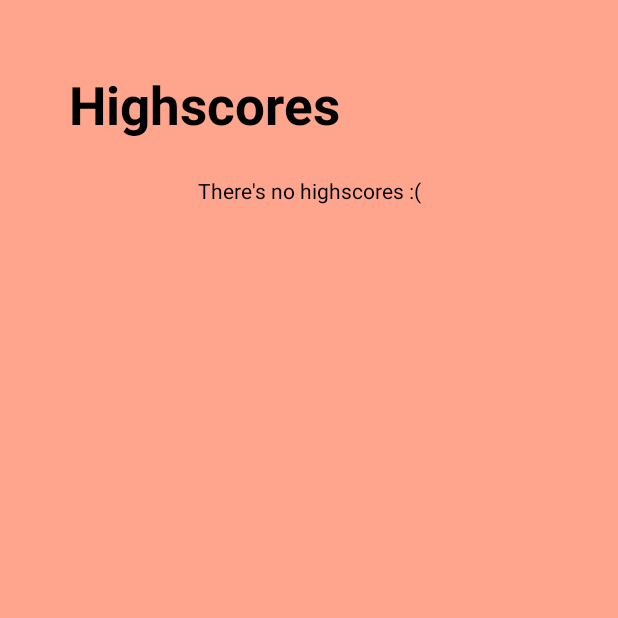
After one commit to ErikCronin/EducationalApp, an Android app: the HighscoreActivity screen opened directly, with no data from a screen before it, on a phone screen of 412 x 824 dp, the top half of it. The commit adds this screen. Run offline under Robolectric (Android 15) with nearby library versions, the phone set to English and light mode, and no system bars.

Commit message:
added highscore activity

```diff
--- a/app/build.gradle
+++ b/app/build.gradle
@@ -28,6 +28,7 @@ dependencies {
 
     implementation 'androidx.appcompat:appcompat:1.1.0'
     implementation 'androidx.constraintlayout:constraintlayout:1.1.3'
+    implementation 'androidx.recyclerview:recyclerview:1.1.0'
     testImplementation 'junit:junit:4.12'
     androidTestImplementation 'androidx.test.ext:junit:1.1.1'
     androidTestImplementation 'androidx.test.espresso:espresso-core:3.2.0'
--- a/app/src/main/AndroidManifest.xml
+++ b/app/src/main/AndroidManifest.xml
@@ -9,7 +9,8 @@
         android:roundIcon="@mipmap/ic_launcher_round"
         android:supportsRtl="true"
         android:theme="@style/AppTheme">
-        <activity android:name=".SettingsActivity"></activity>
+        <activity android:name=".HighscoreActivity"></activity>
+        <activity android:name=".SettingsActivity" />
         <activity android:name=".QuizActivity" />
         <activity android:name=".MainActivity">
             <intent-filter>
--- /dev/null
+++ b/app/src/main/java/com/erik/educationalapp/HighscoreActivity.java
@@ -0,0 +1,21 @@
+package com.erik.educationalapp;
+
+import androidx.appcompat.app.AppCompatActivity;
+
+import android.os.Bundle;
+import android.view.ViewGroup;
+import android.view.WindowManager;
+
+public class HighscoreActivity extends AppCompatActivity {
+
+    @Override
+    protected void onCreate(Bundle savedInstanceState) {
+        super.onCreate(savedInstanceState);
+        getWindow().setFlags(WindowManager.LayoutParams.FLAG_FULLSCREEN,
+                WindowManager.LayoutParams.FLAG_FULLSCREEN);
+        setContentView(R.layout.activity_highscore);
+
+        ViewGroup scoreRows = findViewById(R.id.score_rows);
+        getLayoutInflater().inflate(R.layout.highscore_text, scoreRows);
+    }
+}
--- a/app/src/main/java/com/erik/educationalapp/MainActivity.java
+++ b/app/src/main/java/com/erik/educationalapp/MainActivity.java
@@ -118,6 +118,11 @@ public class MainActivity extends AppCompatActivity {
         startActivity(intent);
     }
 
+    public void openHighscore(View view) {
+        Intent intent = new Intent(this, HighscoreActivity.class);
+        startActivity(intent);
+    }
+
     @Override
     protected void onActivityResult(int requestCode, int resultCode, @Nullable Intent data) {
         super.onActivityResult(requestCode, resultCode, data);
--- /dev/null
+++ b/app/src/main/res/layout/activity_highscore.xml
@@ -0,0 +1,33 @@
+<?xml version="1.0" encoding="utf-8"?>
+<RelativeLayout xmlns:android="http://schemas.android.com/apk/res/android"
+    xmlns:tools="http://schemas.android.com/tools"
+    android:layout_width="match_parent"
+    android:layout_height="match_parent"
+    android:background="@color/colorBackground"
+    android:padding="16dp"
+    tools:context=".HighscoreActivity">
+
+    <TextView
+        android:id="@+id/text_view_title_highscore"
+        android:layout_width="wrap_content"
+        android:layout_height="wrap_content"
+        android:layout_marginStart="30dp"
+        android:layout_marginTop="30dp"
+        android:text="@string/highscores"
+        android:textColor="@android:color/black"
+        android:textSize="35sp"
+        android:textStyle="bold" />
+
+    <ScrollView
+        android:layout_below="@id/text_view_title_highscore"
+        android:layout_marginTop="24sp"
+        android:layout_width="match_parent"
+        android:layout_height="match_parent">
+
+        <LinearLayout
+            android:id="@+id/score_rows"
+            android:layout_width="match_parent"
+            android:layout_height="wrap_content"
+            android:orientation="vertical" />
+    </ScrollView>
+</RelativeLayout>
--- a/app/src/main/res/layout/activity_settings.xml
+++ b/app/src/main/res/layout/activity_settings.xml
@@ -1,7 +1,6 @@
 <?xml version="1.0" encoding="utf-8"?>
 <RelativeLayout xmlns:android="http://schemas.android.com/apk/res/android"
     xmlns:tools="http://schemas.android.com/tools"
-    android:id="@+id/background"
     android:layout_width="match_parent"
     android:layout_height="match_parent"
     android:background="@color/colorBackground"
--- /dev/null
+++ b/app/src/main/res/layout/highscore_text.xml
@@ -0,0 +1,9 @@
+<?xml version="1.0" encoding="utf-8"?>
+<TextView xmlns:android="http://schemas.android.com/apk/res/android"
+    android:id="@+id/highscore_layout"
+    android:layout_width="match_parent"
+    android:layout_height="0dp"
+    android:layout_weight="1"
+    android:gravity="center"
+    android:textColor="@android:color/black"
+    android:text="@string/there_s_no_highscores" />
--- a/app/src/main/res/values/strings.xml
+++ b/app/src/main/res/values/strings.xml
@@ -18,4 +18,6 @@
     <string name="hard">Hard</string>
     <string name="save">Save</string>
     <string name="change_bg_colour">Change BG Colour</string>
+    <string name="highscores">Highscores</string>
+    <string name="there_s_no_highscores">There\'s no highscores :(</string>
 </resources>
```
Also changed, not shown: app/src/main/res/layout/activity_main.xml (+16 -2 lines).
